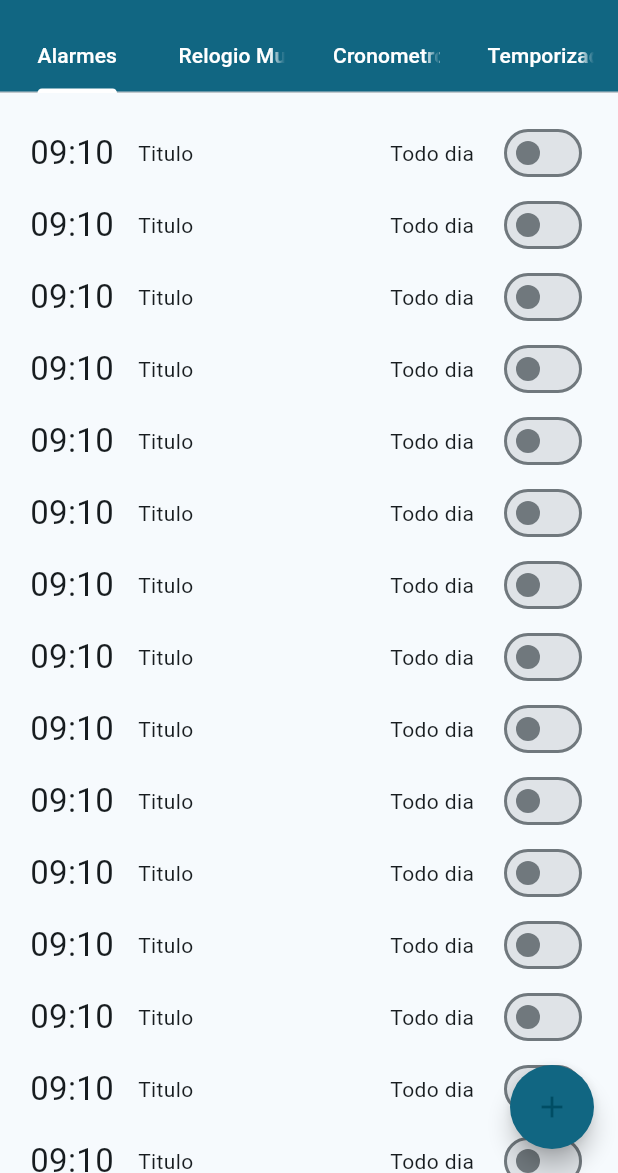
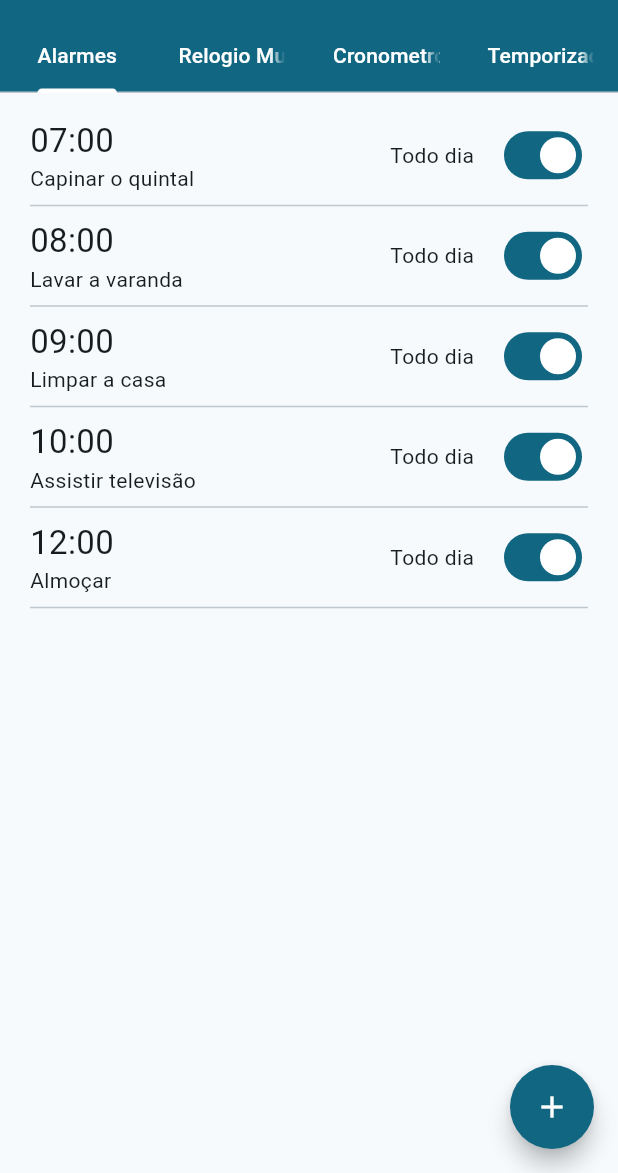
Before and after one commit to otaviohenrique1/app_alarme, a Flutter app: the screen it shows after launch, on a phone screen of 412 x 824 dp, the part 63-1236 px from its top. Run offline on Flutter 3.47's test engine with Material 2 defaults, Android fonts, the light colour scheme and no system bars.

Commit message:
commit 3

```diff
--- /dev/null
+++ b/lib/models/alarme_model.dart
@@ -0,0 +1,15 @@
+class AlarmeModel {
+  AlarmeModel({
+    required this.id,
+    required this.tempo,
+    required this.titulo,
+    required this.frequencia,
+    required this.ativo,
+  });
+
+  String id;
+  String tempo;
+  String titulo;
+  String frequencia;
+  bool ativo;
+}
--- a/lib/pages/alarmes.dart
+++ b/lib/pages/alarmes.dart
@@ -1,4 +1,8 @@
+import 'package:app_alarme/models/alarme_model.dart';
+import 'package:app_alarme/provider/alarme_provider.dart';
+import 'package:app_alarme/utils/lista.dart';
 import 'package:flutter/material.dart';
+import 'package:provider/provider.dart';
 
 class Alarmes extends StatefulWidget {
   const Alarmes({
@@ -12,20 +16,60 @@ class Alarmes extends StatefulWidget {
 class _AlarmesState extends State<Alarmes> {
   @override
   Widget build(BuildContext context) {
-    const tempo = "09:10";
-    const titulo = "Titulo";
-    const frequencia = "Todo dia";
+    // AlarmeProvider alarmeProvider =
+    //     Provider.of<AlarmeProvider>(context, listen: false);
 
-    return ListView.builder(
-      padding: const EdgeInsets.only(left: 20, right: 20, top: 16, bottom: 75),
-      itemCount: 20,
+    // alarmeProvider.buscaTodos();
+
+    return Consumer<AlarmeProvider>(
+      builder: (context, alarmeProviderConsumer, child) {
+        alarmeProviderConsumer.buscaTodos();
+        return Stack(
+          children: [
+            ListView.builder(
+              shrinkWrap: true,
+              padding: const EdgeInsets.only(
+                left: 20,
+                right: 20,
+                top: 16,
+                bottom: 75,
+              ),
+              itemCount: alarmeProviderConsumer.alarmes.length,
               itemBuilder: (context, index) {
-        return ItemListaAlarme(
-          tempo: tempo,
-          titulo: titulo,
-          frequencia: frequencia,
+                var item = alarmeProviderConsumer.alarmes[index];
+                return ItemListaAlarme(alarme: item);
+              },
+            ),
+            Positioned(
+              bottom: 16,
+              right: 16,
+              child: BotaoFlutuante(onPressed: () {}),
+            ),
+          ],
         );
       },
+    );
+  }
+}
+
+class BotaoFlutuante extends StatelessWidget {
+  const BotaoFlutuante({
+    super.key,
+    required this.onPressed,
+  });
+
+  final Function() onPressed;
+
+  @override
+  Widget build(BuildContext context) {
+    return FloatingActionButton(
+      shape: const CircleBorder(),
+      backgroundColor: Theme.of(context).colorScheme.primary,
+      hoverColor: Theme.of(context).colorScheme.inversePrimary,
+      focusColor: Theme.of(context).colorScheme.inversePrimary,
+      onPressed: onPressed,
+      tooltip: 'Increment',
+      child: const Icon(Icons.add, color: Colors.white),
     );
   }
 }
@@ -33,14 +77,10 @@ class _AlarmesState extends State<Alarmes> {
 class ItemListaAlarme extends StatefulWidget {
   const ItemListaAlarme({
     super.key,
-    required this.tempo,
-    required this.titulo,
-    required this.frequencia,
+    required this.alarme,
   });
 
-  final String tempo;
-  final String titulo;
-  final String frequencia;
+  final AlarmeModel alarme;
 
   @override
   State<ItemListaAlarme> createState() => _ItemListaAlarmeState();
@@ -51,14 +91,93 @@ class _ItemListaAlarmeState extends State<ItemListaAlarme> {
 
   @override
   Widget build(BuildContext context) {
-    return Row(
+    selecionado = widget.alarme.ativo;
+
+    AlarmeProvider alarmeProvider =
+        Provider.of<AlarmeProvider>(context, listen: false);
+
+    onChanged(value) {
+      setState(() {
+        selecionado = value;
+        alarmeProvider.alterar(
+          AlarmeModel(
+            id: widget.alarme.id,
+            tempo: widget.alarme.tempo,
+            titulo: widget.alarme.titulo,
+            frequencia: widget.alarme.frequencia,
+            ativo: widget.alarme.ativo,
+          ),
+          widget.alarme.id,
+        );
+      });
+    }
+
+    return Column(
+      children: [
+        Row(
           crossAxisAlignment: CrossAxisAlignment.center,
           mainAxisAlignment: MainAxisAlignment.spaceBetween,
           children: [
+            Column(
+              crossAxisAlignment: CrossAxisAlignment.start,
+              children: [
+                Text(widget.alarme.tempo, style: const TextStyle(fontSize: 22)),
+                Text(widget.alarme.titulo),
+              ],
+            ),
             Row(
               children: [
+                Text(widget.alarme.frequencia),
+                const SizedBox(width: 16),
+                Switch(value: selecionado, onChanged: onChanged)
+              ],
+            )
+          ],
+        ),
+        const Divider(),
+      ],
+    );
+  }
+}
+
+/*
+class ItemListaAlarme extends StatefulWidget {
+  const ItemListaAlarme({
+    super.key,
+    required this.id,
+    required this.tempo,
+    required this.titulo,
+    required this.frequencia,
+    required this.ativo,
+  });
+
+  final String id;
+  final String tempo;
+  final String titulo;
+  final String frequencia;
+  final bool ativo;
+
+  @override
+  State<ItemListaAlarme> createState() => _ItemListaAlarmeState();
+}
+
+class _ItemListaAlarmeState extends State<ItemListaAlarme> {
+  bool selecionado = false;
+
+  @override
+  Widget build(BuildContext context) {
+    selecionado = widget.ativo;
+
+    return Column(
+      children: [
+        Row(
+          crossAxisAlignment: CrossAxisAlignment.center,
+          mainAxisAlignment: MainAxisAlignment.spaceBetween,
+          children: [
+            Column(
+              crossAxisAlignment: CrossAxisAlignment.start,
+              children: [
                 Text(widget.tempo, style: const TextStyle(fontSize: 22)),
-            const SizedBox(width: 16),
                 Text(widget.titulo),
               ],
             ),
@@ -66,17 +185,33 @@ class _ItemListaAlarmeState extends State<ItemListaAlarme> {
               children: [
                 Text(widget.frequencia),
                 const SizedBox(width: 16),
-            Switch(
+                Consumer<AlarmeProvider>(
+                  builder: (context, alarmeProviderConsumer, child) {
+                    return Switch(
                       value: selecionado,
                       onChanged: (value) {
-                setState(() {
                         selecionado = value;
-                });
+                        alarmeProviderConsumer.alterar(
+                          AlarmeModel(
+                            id: widget.id,
+                            tempo: widget.tempo,
+                            titulo: widget.titulo,
+                            frequencia: widget.frequencia,
+                            ativo: widget.ativo,
+                          ),
+                          widget.id,
+                        );
                       },
-            ),
+                    );
+                  },
+                )
               ],
             )
+          ],
+        ),
+        const Divider(),
       ],
     );
   }
 }
+*/
--- a/lib/pages/homepage.dart
+++ b/lib/pages/homepage.dart
@@ -52,15 +52,15 @@ class _HomePageState extends State<HomePage> {
             Temporizador(),
           ],
         ),
-        floatingActionButton: FloatingActionButton(
-          shape: const CircleBorder(),
-          backgroundColor: Theme.of(context).colorScheme.primary,
-          hoverColor: Theme.of(context).colorScheme.inversePrimary,
-          focusColor: Theme.of(context).colorScheme.inversePrimary,
-          onPressed: () {},
-          tooltip: 'Increment',
-          child: const Icon(Icons.add),
-        ),
+        // floatingActionButton: FloatingActionButton(
+        //   shape: const CircleBorder(),
+        //   backgroundColor: Theme.of(context).colorScheme.primary,
+        //   hoverColor: Theme.of(context).colorScheme.inversePrimary,
+        //   focusColor: Theme.of(context).colorScheme.inversePrimary,
+        //   onPressed: () {},
+        //   tooltip: 'Increment',
+        //   child: const Icon(Icons.add),
+        // ),
       ),
     );
   }
--- /dev/null
+++ b/lib/provider/alarme_provider.dart
@@ -0,0 +1,62 @@
+import 'package:app_alarme/models/alarme_model.dart';
+import 'package:app_alarme/utils/lista.dart';
+import 'package:flutter/material.dart';
+
+class AlarmeProvider extends ChangeNotifier {
+  List<AlarmeModel> _alarmes = [];
+  AlarmeModel _alarme = AlarmeModel(
+    id: "",
+    tempo: "",
+    titulo: "",
+    frequencia: "",
+    ativo: false,
+  );
+
+  List<AlarmeModel> get alarmes => _alarmes;
+  AlarmeModel get alarme => _alarme;
+
+  buscaPorId(String id) {
+    AlarmeModel alarmeBuscado = alarmesLista.firstWhere(
+      (element) => element.id == id,
+      orElse: () => AlarmeModel(
+        id: "",
+        tempo: "",
+        titulo: "",
+        frequencia: "",
+        ativo: false,
+      ),
+    );
+
+    _alarme = alarmeBuscado;
+  }
+
+  adicionar(AlarmeModel alarme) {
+    alarmesLista.add(alarme);
+    buscaTodos();
+  }
+
+  remover(String id) {
+    alarmesLista.removeWhere((element) => element.id == alarme.id);
+    buscaTodos();
+  }
+
+  alterar(AlarmeModel alarme, String id) {
+    for (var i = 0; i < alarmesLista.length; i++) {
+      var item = alarmesLista[i];
+      if (item.id == id) {
+        item.id = alarme.id;
+        item.frequencia = alarme.frequencia;
+        item.tempo = alarme.tempo;
+        item.titulo = alarme.titulo;
+        item.ativo = alarme.ativo;
+        break;
+      }
+    }
+    buscaTodos();
+  }
+
+  buscaTodos() {
+    _alarmes = alarmesLista;
+    notifyListeners();
+  }
+}
--- /dev/null
+++ b/lib/utils/lista.dart
@@ -0,0 +1,39 @@
+import 'package:app_alarme/models/alarme_model.dart';
+
+List<AlarmeModel> alarmesLista = [
+  AlarmeModel(
+    id: "1b1599ae-8ae6-4390-a5ed-0406f71eea13",
+    tempo: "07:00",
+    titulo: "Capinar o quintal",
+    frequencia: "Todo dia",
+    ativo: true,
+  ),
+  AlarmeModel(
+    id: "60b2bfd2-19c0-4e76-89a5-e6012f7efe13",
+    tempo: "08:00",
+    titulo: "Lavar a varanda",
+    frequencia: "Todo dia",
+    ativo: true,
+  ),
+  AlarmeModel(
+    id: "6ddb8541-bd32-4fd0-93c8-c4780e2c23c3",
+    tempo: "09:00",
+    titulo: "Limpar a casa",
+    frequencia: "Todo dia",
+    ativo: true,
+  ),
+  AlarmeModel(
+    id: "db239fab-8d50-49b5-9484-08f67c6a93f5",
+    tempo: "10:00",
+    titulo: "Assistir televisão",
+    frequencia: "Todo dia",
+    ativo: true,
+  ),
+  AlarmeModel(
+    id: "b9aa112b-79cc-4030-9e23-d9be2429bdbf",
+    tempo: "12:00",
+    titulo: "Almoçar",
+    frequencia: "Todo dia",
+    ativo: true,
+  ),
+];
```
Also changed, not shown: lib/main.dart (+7 -2 lines). Lines whose indentation alone changed are shown as unchanged.
